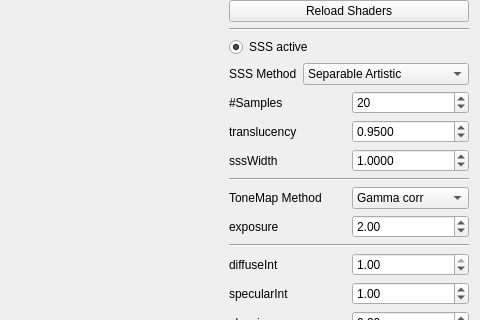
Qt form thesis/thesis/mainwindow.ui (vcrom/SubsurfaceScattering) before a commit; both pictures show x 528 to 1008 and y 81 to 401 of the 1008 by 777 pixel window.
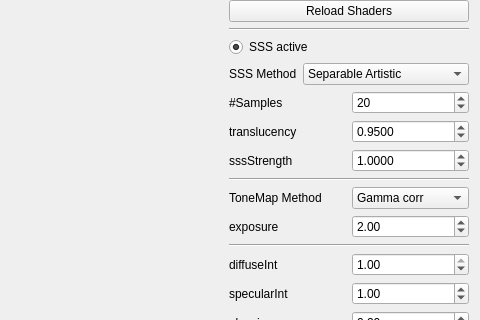
The same form after that commit. Custom widgets are drawn as their Qt base class.

Commit message: interface canged width for strength

Patch:
```diff
--- a/thesis/thesis/mainwindow.ui
+++ b/thesis/thesis/mainwindow.ui
@@ -167,7 +167,7 @@
         <item>
          <widget class="QLabel" name="label_4">
           <property name="text">
-           <string>sssWidth</string>
+           <string>sssStrength</string>
           </property>
          </widget>
         </item>
```
